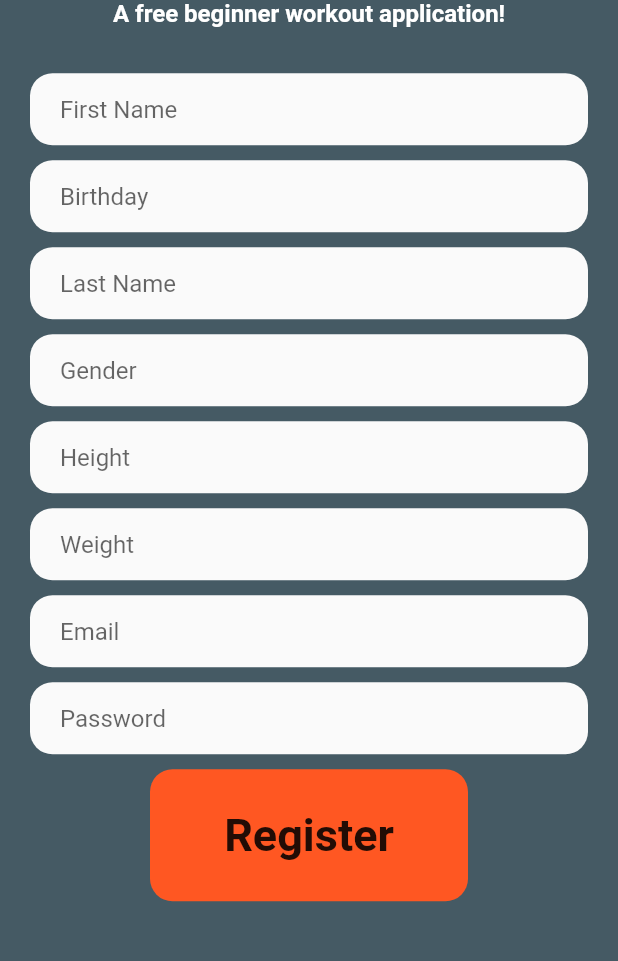
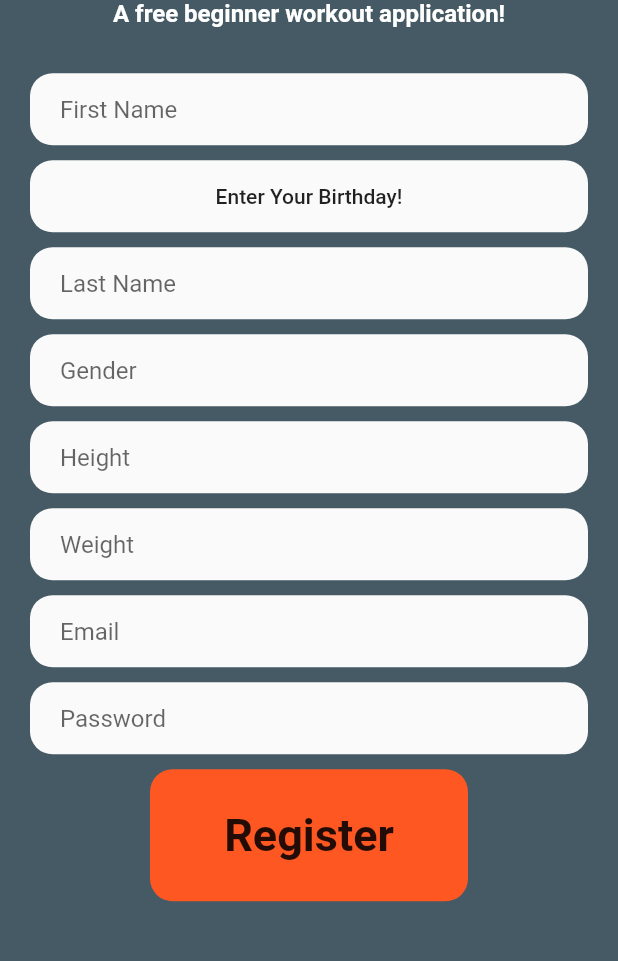
Before and after one commit to TolentinoDev/IronAeacus, a Flutter app: the RegisterScreen screen opened by its route, on a phone screen of 412 x 824 dp, the part 232-1193 px from its top. Run offline on Flutter 3.47's test engine with Material 2 defaults, Android fonts, the phone set to English and light mode, and no system bars.

Commit message:
Completed Registration Screen
Completed Registration Screen

```diff
--- a/lib/screens/register_screen.dart
+++ b/lib/screens/register_screen.dart
@@ -1,5 +1,6 @@
 import 'package:flutter/material.dart';
 import 'package:ironaeacus/screens/main_screen.dart';
+import 'package:intl/intl.dart';
 class RegisterScreen extends StatefulWidget {
   static String id = 'register_screen';
 
@@ -9,7 +10,27 @@ class RegisterScreen extends StatefulWidget {
 }
 
 class _RegisterScreenState extends State<RegisterScreen> {
-  DateTime date = DateTime(2022, 12, 24);
+  DateTime _selectedDate = DateTime(2022, 12, 24);
+  String startingText = 'Enter Your Birthday!' ;
+
+  void _presentDatePicker() {
+    showDatePicker(
+      context: context,
+      initialDate: DateTime.now(),
+      firstDate: DateTime(1970),
+      lastDate: DateTime.now(),
+    ).then((pickedDate) {
+      if (pickedDate == null){
+        return;
+      }
+      setState (() {
+        _selectedDate = pickedDate;
+        startingText = DateFormat.yMd().format(_selectedDate);
+      });
+
+    });
+  }
+
   @override
   Widget build(BuildContext context) {
 
@@ -51,6 +72,7 @@ class _RegisterScreenState extends State<RegisterScreen> {
                   ),
                 ),
                 SizedBox(height: 10),
+
                 Padding(
                   padding: const EdgeInsets.symmetric(horizontal: 20.0),
                   child: Container(
@@ -58,17 +80,14 @@ class _RegisterScreenState extends State<RegisterScreen> {
                           color: Colors.grey[50],
                           borderRadius: BorderRadius.circular(15)
                       ),
+
                       child: Padding(
-                      padding: const EdgeInsets.symmetric(horizontal: 20.0),
-                      child: TextField(
-                          decoration: InputDecoration(
-                              border: InputBorder.none,
-                              hintText: 'Birthday'
-                          )
+                        padding: const EdgeInsets.symmetric(horizontal: 10.0),
+                        child: MaterialButton(height: 10, minWidth: 500, onPressed: _presentDatePicker, child: Text(startingText)),
                       ),
                       ),
                 ),
-                ),
+
                 SizedBox(height: 10),
                 Padding(
                   padding: const EdgeInsets.symmetric(horizontal: 20.0),
--- a/pubspec.yaml
+++ b/pubspec.yaml
@@ -38,6 +38,7 @@ dependencies:
 dev_dependencies:
   flutter_test:
     sdk: flutter
+  intl: ^0.17.0
 
   # The "flutter_lints" package below contains a set of recommended lints to
   # encourage good coding practices. The lint set provided by the package is
```
Also changed, not shown: pubspec.lock. Lines whose indentation alone changed are shown as unchanged.
